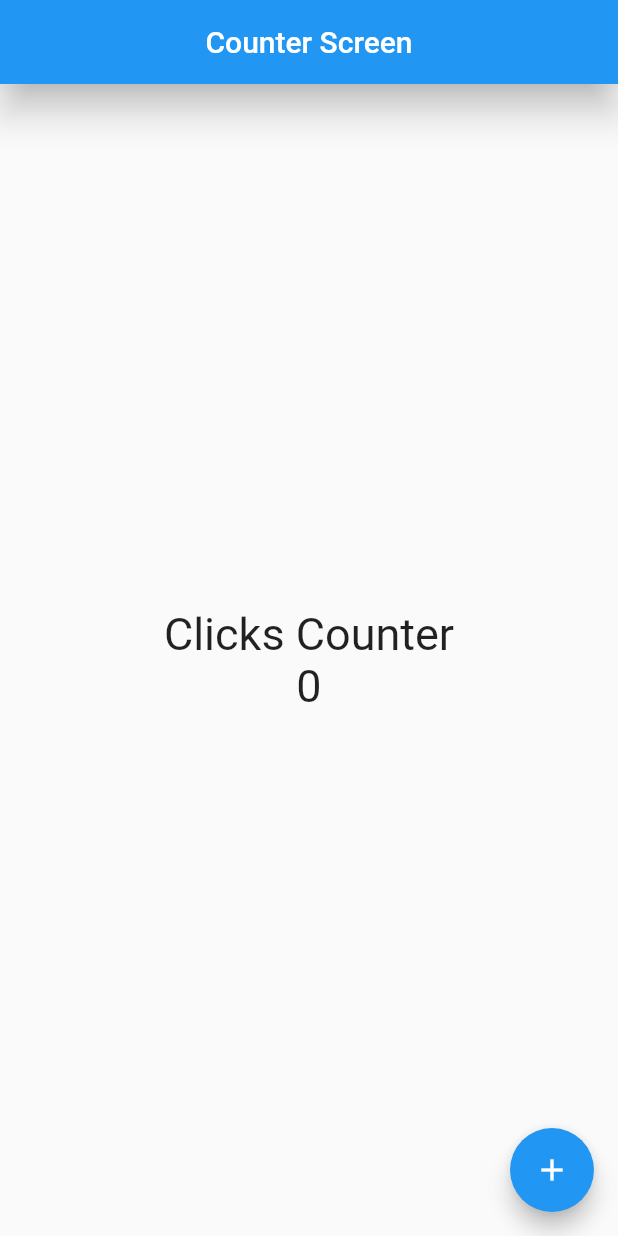
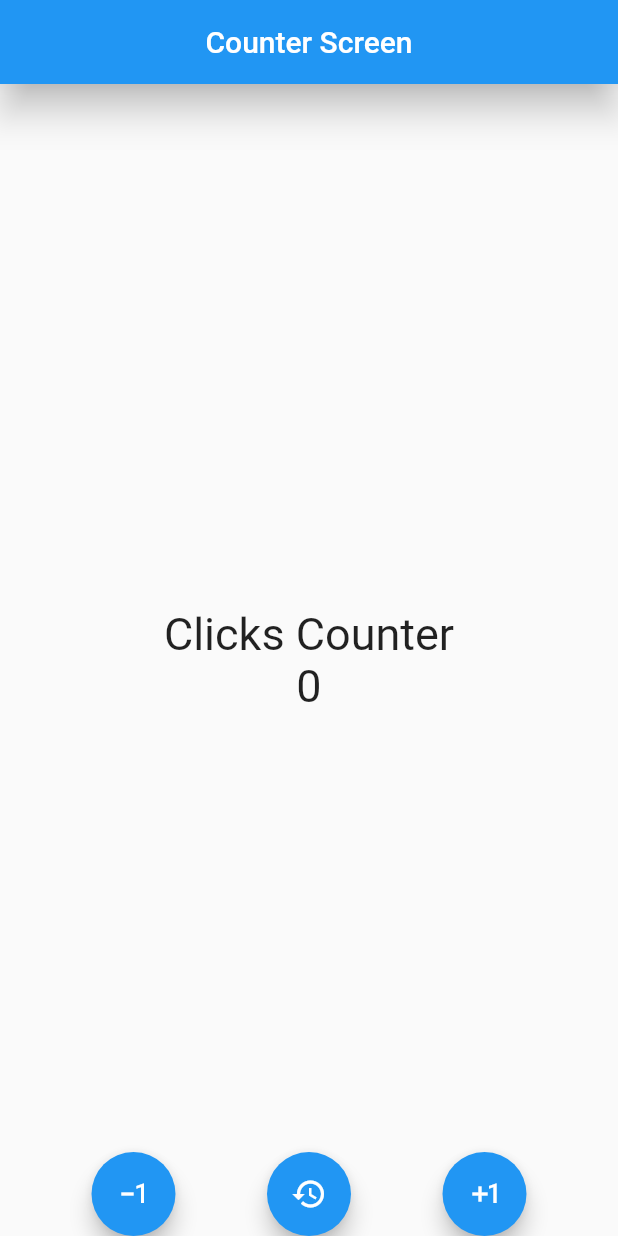
Before and after one commit to gilrg18/Flutter-Dart, a Flutter app: the screen it shows after launch, on a phone screen of 412 x 824 dp. Run offline on Flutter 3.47's test engine with Material 2 defaults, Android fonts, the phone set to English and light mode, and no system bars.

Commit message:
More buttons

```diff
--- a/counter_app/lib/screens/counter_screen.dart
+++ b/counter_app/lib/screens/counter_screen.dart
@@ -29,13 +29,42 @@ class _CounterScreenState extends State<CounterScreen> {
           ],
         ),
       ),
-      floatingActionButton: FloatingActionButton(
-        child: const Icon(Icons.add),
-        onPressed: () {
-          counter++;
-          //setState(funcion anonima), setState(()=>{})
-          setState(() {});
-        },
+      floatingActionButtonLocation: FloatingActionButtonLocation.centerDocked,
+      floatingActionButton: Row(
+        mainAxisAlignment: MainAxisAlignment.spaceEvenly,
+        children: [
+          FloatingActionButton(
+            child: const Icon(Icons.exposure_minus_1),
+            onPressed: () {
+              counter--;
+              //setState(funcion anonima), setState(()=>{})
+              //setState notifica que hubo un cambio interno en el estado,
+              //lo cual manda a redibujar el widget
+              setState(() {});
+            },
+          ),
+          //SizedBox: widget auxiliar para hacer espacio entre widgets
+          // const SizedBox(
+          //   width: 30,
+          // ),
+          FloatingActionButton(
+            child: const Icon(Icons.restore_sharp),
+            onPressed: () {
+              counter = 0;
+              setState(() {});
+            },
+          ),
+          // const SizedBox(
+          //   width: 30,
+          // ),
+          FloatingActionButton(
+            child: const Icon(Icons.exposure_plus_1),
+            onPressed: () {
+              counter++;
+              setState(() {});
+            },
+          ),
+        ],
       ),
     );
   }
```
